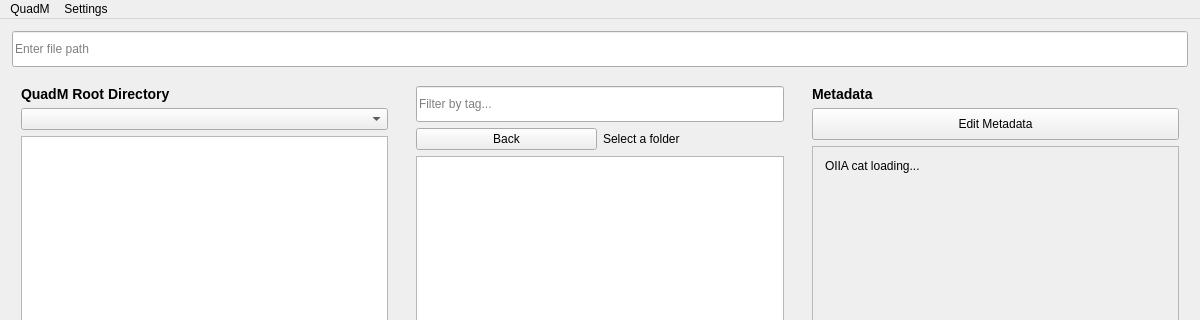
Qt form code/src/QuadMGUI/MainWindow.ui (University-of-Colorado-Anschutz-Denver/CSCI-3508-Group-6) before a commit; both pictures show x 0 to 1200 and y 0 to 320 of the 1200 by 700 pixel window.
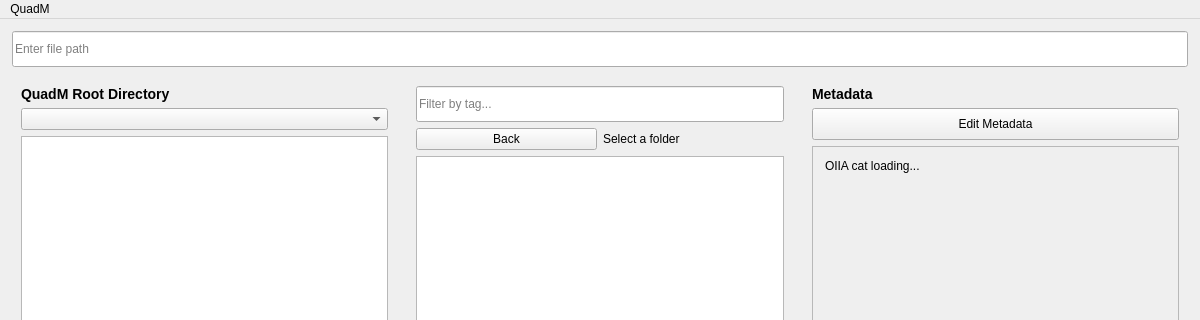
The same form after that commit.

Commit message: UI fix, rm duplicate setting menu option

Patch:
```diff
--- a/code/src/QuadMGUI/MainWindow.ui
+++ b/code/src/QuadMGUI/MainWindow.ui
@@ -371,13 +371,7 @@
      <string>QuadM</string>
     </property>
    </widget>
-   <widget class="QMenu" name="menuSettings">
-    <property name="title">
-     <string>Settings</string>
-    </property>
-   </widget>
    <addaction name="menuQuadM"/>
-   <addaction name="menuSettings"/>
   </widget>
   <widget class="QStatusBar" name="statusbar"/>
  </widget>
```
Left out of the diff: 2 changed lines with no effect on the pictures. Lines whose indentation alone changed are shown as unchanged.
